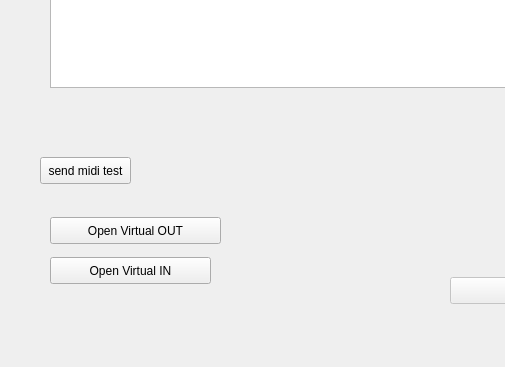
Above: cuteRTMIDI/mainwindow.ui from netpipe/MIDITools before the change; both pictures show x 0 to 505 and y 233 to 600 of the 800 by 600 pixel window. Below: the same form after it.
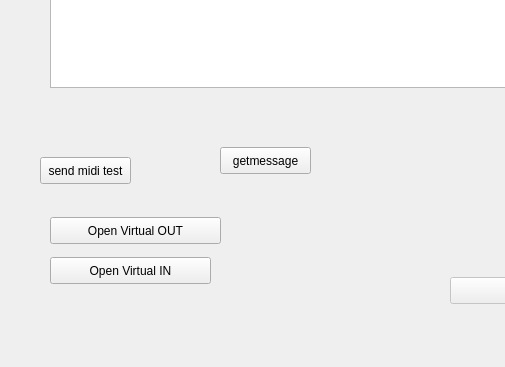
That is the form after the change.

The edit to the form file:
```diff
--- a/cuteRTMIDI/mainwindow.ui
+++ b/cuteRTMIDI/mainwindow.ui
@@ -102,6 +102,19 @@
      <string>Open Virtual IN</string>
     </property>
    </widget>
+   <widget class="QPushButton" name="getlastmessage">
+    <property name="geometry">
+     <rect>
+      <x>220</x>
+      <y>380</y>
+      <width>91</width>
+      <height>27</height>
+     </rect>
+    </property>
+    <property name="text">
+     <string>getmessage</string>
+    </property>
+   </widget>
   </widget>
   <widget class="QMenuBar" name="menubar">
    <property name="geometry">
```
